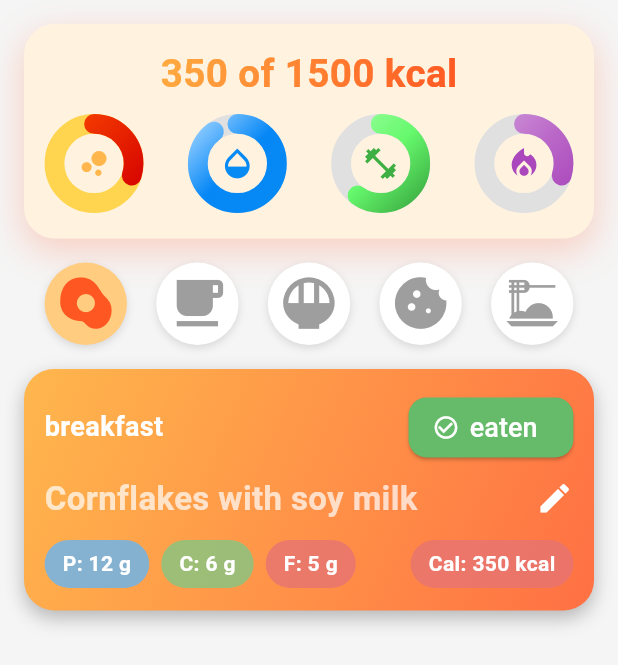
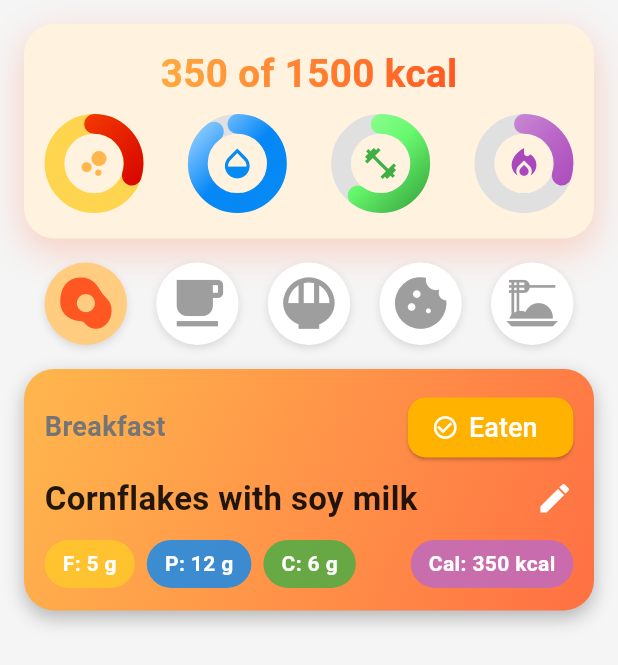
Before and after one commit to LukaszKluza/Foodini, a Flutter app: the DailySummaryScreen screen opened by its route, on a phone screen of 412 x 824 dp. Shown: the top 665 px of the screen. Run offline on Flutter 3.47's test engine with Material 3 defaults, Android fonts, the phone set to English and light mode, and no system bars; drawn by our look-alikes of percent_indicator; our stand-ins replace cached_network_image, country_picker, dio, equatable, flutter_bloc, flutter_screenutil and 5 more; missing offline and left inert: universal_html, workmanager; accounts and stored records are empty; statements that could not run were skipped.

Commit message:
#162-daily-summary-screen. Add translations

```diff
--- a/frontend/lib/config/app_config.dart
+++ b/frontend/lib/config/app_config.dart
@@ -1,5 +1,7 @@
 import 'package:flutter/cupertino.dart';
 import 'package:frontend/l10n/app_localizations.dart';
+import 'package:frontend/models/diet_generation/meal_status.dart';
+import 'package:frontend/models/diet_generation/meal_type.dart';
 import 'package:frontend/models/user_details/activity_level.dart';
 import 'package:frontend/models/user_details/allergy.dart';
 import 'package:frontend/models/user_details/diet_intensity.dart';
@@ -70,4 +72,20 @@ class AppConfig {
     Gender.male: AppLocalizations.of(context)!.gender_Male,
     Gender.female: AppLocalizations.of(context)!.gender_Female,
   };
+
+  static Map<MealType, String> mealTypeLabels(BuildContext context) => {
+    MealType.breakfast: AppLocalizations.of(context)!.breakfast,
+    MealType.morningSnack: AppLocalizations.of(context)!.morningSnack,
+    MealType.lunch: AppLocalizations.of(context)!.lunch,
+    MealType.afternoonSnack: AppLocalizations.of(context)!.afternoonSnack,
+    MealType.dinner: AppLocalizations.of(context)!.dinner,
+    MealType.eveningSnack: AppLocalizations.of(context)!.eveningSnack,
+  };
+
+  static Map<MealStatus, String> mealStatusLabels(BuildContext context) => {
+    MealStatus.toEat: AppLocalizations.of(context)!.toEat,
+    MealStatus.pending: AppLocalizations.of(context)!.pending,
+    MealStatus.eaten: AppLocalizations.of(context)!.eaten,
+    MealStatus.skipped: AppLocalizations.of(context)!.skipped,
+  };
 }
--- a/frontend/lib/l10n/app_localizations.dart
+++ b/frontend/lib/l10n/app_localizations.dart
@@ -1036,6 +1036,108 @@ abstract class AppLocalizations {
   /// In en, this message translates to:
   /// **'Optional'**
   String get optional;
+
+  /// No description provided for @breakfast.
+  ///
+  /// In en, this message translates to:
+  /// **'Breakfast'**
+  String get breakfast;
+
+  /// No description provided for @morningSnack.
+  ///
+  /// In en, this message translates to:
+  /// **'Morning snack'**
+  String get morningSnack;
+
+  /// No description provided for @lunch.
+  ///
+  /// In en, this message translates to:
+  /// **'Lunch'**
+  String get lunch;
+
+  /// No description provided for @afternoonSnack.
+  ///
+  /// In en, this message translates to:
+  /// **'Afternoon snack'**
+  String get afternoonSnack;
+
+  /// No description provided for @dinner.
+  ///
+  /// In en, this message translates to:
+  /// **'Dinner'**
+  String get dinner;
+
+  /// No description provided for @eveningSnack.
+  ///
+  /// In en, this message translates to:
+  /// **'Evening snack'**
+  String get eveningSnack;
+
+  /// No description provided for @toEat.
+  ///
+  /// In en, this message translates to:
+  /// **'To eat'**
+  String get toEat;
+
+  /// No description provided for @pending.
+  ///
+  /// In en, this message translates to:
+  /// **'Pending'**
+  String get pending;
+
+  /// No description provided for @eaten.
+  ///
+  /// In en, this message translates to:
+  /// **'Eaten'**
+  String get eaten;
+
+  /// No description provided for @skipped.
+  ///
+  /// In en, this message translates to:
+  /// **'Skipped'**
+  String get skipped;
+
+  /// No description provided for @f_fat.
+  ///
+  /// In en, this message translates to:
+  /// **'F'**
+  String get f_fat;
+
+  /// No description provided for @p_protein.
+  ///
+  /// In en, this message translates to:
+  /// **'P'**
+  String get p_protein;
+
+  /// No description provided for @c_carbs.
+  ///
+  /// In en, this message translates to:
+  /// **'C'**
+  String get c_carbs;
+
+  /// No description provided for @g_grams.
+  ///
+  /// In en, this message translates to:
+  /// **'g'**
+  String get g_grams;
+
+  /// No description provided for @cal_calories.
+  ///
+  /// In en, this message translates to:
+  /// **'Cal'**
+  String get cal_calories;
+
+  /// No description provided for @of_calories.
+  ///
+  /// In en, this message translates to:
+  /// **'of'**
+  String get of_calories;
+
+  /// No description provided for @cannotEditPastMeals.
+  ///
+  /// In en, this message translates to:
+  /// **'Cannot edit past meals'**
+  String get cannotEditPastMeals;
 }
 
 class _AppLocalizationsDelegate extends LocalizationsDelegate<AppLocalizations> {
--- a/frontend/lib/views/screens/diet_generation/daily_summary_screen.dart
+++ b/frontend/lib/views/screens/diet_generation/daily_summary_screen.dart
@@ -1,6 +1,8 @@
 import 'dart:math';
 
 import 'package:flutter/material.dart';
+import 'package:frontend/config/app_config.dart';
+import 'package:frontend/l10n/app_localizations.dart';
 import 'package:frontend/models/diet_generation/meal_status.dart';
 import 'package:frontend/models/diet_generation/meal_type.dart';
 import 'package:percent_indicator/circular_percent_indicator.dart';
@@ -66,7 +68,7 @@ class _DailyNutritionScreenState extends State<DailySummaryScreen> {
     ),
     Meal(
       type: MealType.lunch,
-      name: 'Pasta with very spicy tomato sauce',
+      name: 'Pasta with very, very spicy tomato sauce',
       protein: 18,
       carbs: 60,
       fat: 9,
@@ -194,7 +196,7 @@ class _DailyNutritionScreenState extends State<DailySummaryScreen> {
                           Rect.fromLTWH(0, 0, bounds.width, bounds.height),
                         ),
                     child: Text(
-                      '$displayedValue of $dailyGoal kcal',
+                      '$displayedValue ${AppLocalizations.of(context)?.of_calories} $dailyGoal ${AppLocalizations.of(context)?.kcal}',
                       style: TextStyle(
                         fontSize: baseFontSize,
                         fontWeight: FontWeight.bold,
@@ -312,6 +314,8 @@ class _DailyNutritionScreenState extends State<DailySummaryScreen> {
     bool isActive,
   ) {
     final meal = activeMeal;
+    final bool isEaten = meal.mealStatus ==MealStatus.eaten;
+    final bool isSkipped = meal.mealStatus ==MealStatus.skipped;
 
     return Container(
       width: widgetWidth,
@@ -341,11 +345,11 @@ class _DailyNutritionScreenState extends State<DailySummaryScreen> {
             mainAxisAlignment: MainAxisAlignment.spaceBetween,
             children: [
               Text(
-                meal.type.nameStr,
-                style: const TextStyle(
+                AppConfig.mealTypeLabels(context)[meal.type]!,
+                style: TextStyle(
                   fontWeight: FontWeight.bold,
                   fontSize: 18,
-                  color: Colors.white,
+                  color: Colors.grey[600],
                 ),
               ),
               Builder(
@@ -391,8 +395,8 @@ class _DailyNutritionScreenState extends State<DailySummaryScreen> {
                                         color: Colors.black,
                                         borderRadius: BorderRadius.circular(4),
                                       ),
-                                      child: const Text(
-                                        'Cannot edit past meals',
+                                      child: Text(
+                                        AppLocalizations.of(context)!.cannotEditPastMeals,
                                         style: TextStyle(color: Colors.white),
                                       ),
                                     ),
@@ -407,14 +411,11 @@ class _DailyNutritionScreenState extends State<DailySummaryScreen> {
                           );
                         }
                       },
-                      icon:
-                          meal.mealStatus == MealStatus.eaten
-                              ? const Icon(Icons.check_circle_outline)
-                              : null,
-                      label: Text(meal.mealStatus.name),
+                      icon: isEaten ? const Icon(Icons.check_circle_outline) : null,
+                      label: Text(AppConfig.mealStatusLabels(context)[meal.mealStatus]!),
                       style: ElevatedButton.styleFrom(
                         backgroundColor:
-                            isActive ? Colors.green.shade400 : Colors.grey,
+                            isActive ? Colors.amber.shade600 : Colors.grey,
                         textStyle: TextStyle(
                           fontWeight: FontWeight.w500,
                           fontSize: 18,
@@ -438,13 +439,13 @@ class _DailyNutritionScreenState extends State<DailySummaryScreen> {
                   style: const TextStyle(
                     fontSize: 22,
                     fontWeight: FontWeight.w600,
-                    color: Colors.white70,
+                    color: Colors.black87,
                   ),
                   overflow: TextOverflow.ellipsis,
                   maxLines: 1,
                 ),
               ),
-              if (meal.mealStatus != MealStatus.skipped && isActive)
+              if (!isSkipped && isActive)
                 GestureDetector(
                   onTap: () {
                     Navigator.push(
@@ -470,16 +471,16 @@ class _DailyNutritionScreenState extends State<DailySummaryScreen> {
                   children: [
                     Row(
                       children: [
-                        _macroChip('P', meal.protein, 'g', Colors.blue.shade300),
+                        _macroChip(AppLocalizations.of(context)!.f_fat, meal.fat,AppLocalizations.of(context)!.g_grams , Color(0xFFFFCA28)),
                         const SizedBox(width: 8),
-                        _macroChip('C', meal.carbs, 'g', Colors.green.shade300),
+                        _macroChip(AppLocalizations.of(context)!.p_protein, meal.protein, AppLocalizations.of(context)!.g_grams, Color(0xFF0687F6)),
                         const SizedBox(width: 8),
-                        _macroChip('F', meal.fat, 'g', Colors.red.shade300),
+                        _macroChip(AppLocalizations.of(context)!.c_carbs, meal.carbs, AppLocalizations.of(context)!.g_grams, Color(0xFF3DAF43)),
                       ],
                     ),
                     Row(
                       children: [
-                        _macroChip('Cal', meal.calories, 'kcal', Colors.red.shade300),
+                        _macroChip(AppLocalizations.of(context)!.cal_calories, meal.calories, AppLocalizations.of(context)!.kcal, Color(0xFFBA68C8)),
                       ],
                     ),
                   ],
@@ -489,10 +490,10 @@ class _DailyNutritionScreenState extends State<DailySummaryScreen> {
                   spacing: 8,
                   runSpacing: 8,
                   children: [
-                    _macroChip('P', meal.protein, 'g', Colors.blue.shade300),
-                    _macroChip('C', meal.carbs, 'g', Colors.green.shade300),
-                    _macroChip('F', meal.fat, 'g', Colors.red.shade300),
-                    _macroChip('Cal', meal.calories, 'kcal', Colors.red.shade300, width: double.infinity),
+                    _macroChip(AppLocalizations.of(context)!.f_fat, meal.fat,AppLocalizations.of(context)!.g_grams , Color(0xFFFFCA28)),
+                    _macroChip(AppLocalizations.of(context)!.p_protein, meal.protein, AppLocalizations.of(context)!.g_grams, Color(0xFF0687F6)),
+                    _macroChip(AppLocalizations.of(context)!.c_carbs, meal.carbs, AppLocalizations.of(context)!.g_grams, Color(0xFF3DAF43)),
+              _macroChip(AppLocalizations.of(context)!.cal_calories, meal.calories, AppLocalizations.of(context)!.kcal, Color(0xFFBA68C8), width: double.infinity),
                   ],
                 );
               }
```
Also changed, not shown: frontend/lib/l10n/app_en.arb (+22 -1 lines), frontend/lib/l10n/app_localizations_en.dart (+51 -0 lines), frontend/lib/l10n/app_localizations_pl.dart (+51 -0 lines), frontend/lib/l10n/app_pl.arb (+22 -1 lines).
